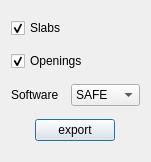
Qt form safe/punch/Resources/ui/safe_panel.ui (ebrahimraeyat/OSAFE) before a commit.
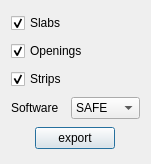
The same form after that commit.

Commit message: adding export strip to safe

Diff of the .ui file:
```diff
--- a/safe/punch/Resources/ui/safe_panel.ui
+++ b/safe/punch/Resources/ui/safe_panel.ui
@@ -7,7 +7,7 @@
     <x>0</x>
     <y>0</y>
     <width>151</width>
-    <height>162</height>
+    <height>164</height>
    </rect>
   </property>
   <property name="windowTitle">
@@ -34,6 +34,16 @@
      </property>
     </widget>
    </item>
+   <item>
+    <widget class="QCheckBox" name="strips_checkbox">
+     <property name="text">
+      <string>Strips</string>
+     </property>
+     <property name="checked">
+      <bool>true</bool>
+     </property>
+    </widget>
+   </item>
    <item>
     <layout class="QHBoxLayout" name="horizontalLayout">
      <item>
```
The commit also changes 7 other files.
